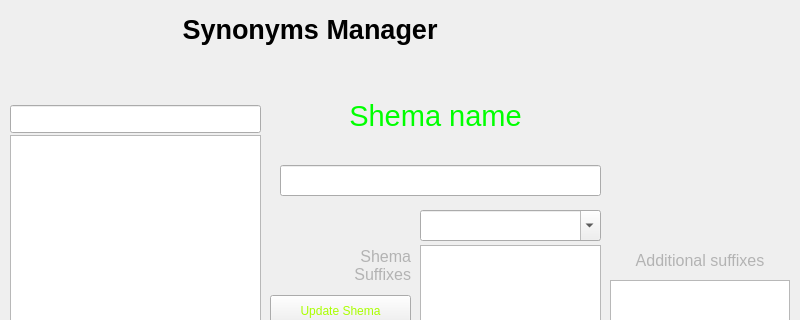
Qt form data/app/designer/synonyms_manager.ui (dsoftn/my_journal) before a commit; both pictures show x 0 to 800 and y 0 to 320 of the 800 by 530 pixel window.
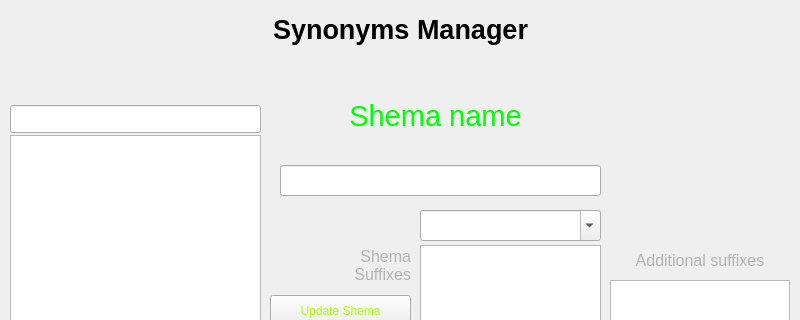
The same form after that commit. Icons and pictures are not drawn.

Diff of the .ui file:
```diff
--- a/data/app/designer/synonyms_manager.ui
+++ b/data/app/designer/synonyms_manager.ui
@@ -286,7 +286,7 @@
     <rect>
      <x>0</x>
      <y>5</y>
-     <width>620</width>
+     <width>801</width>
      <height>50</height>
     </rect>
    </property>
```
